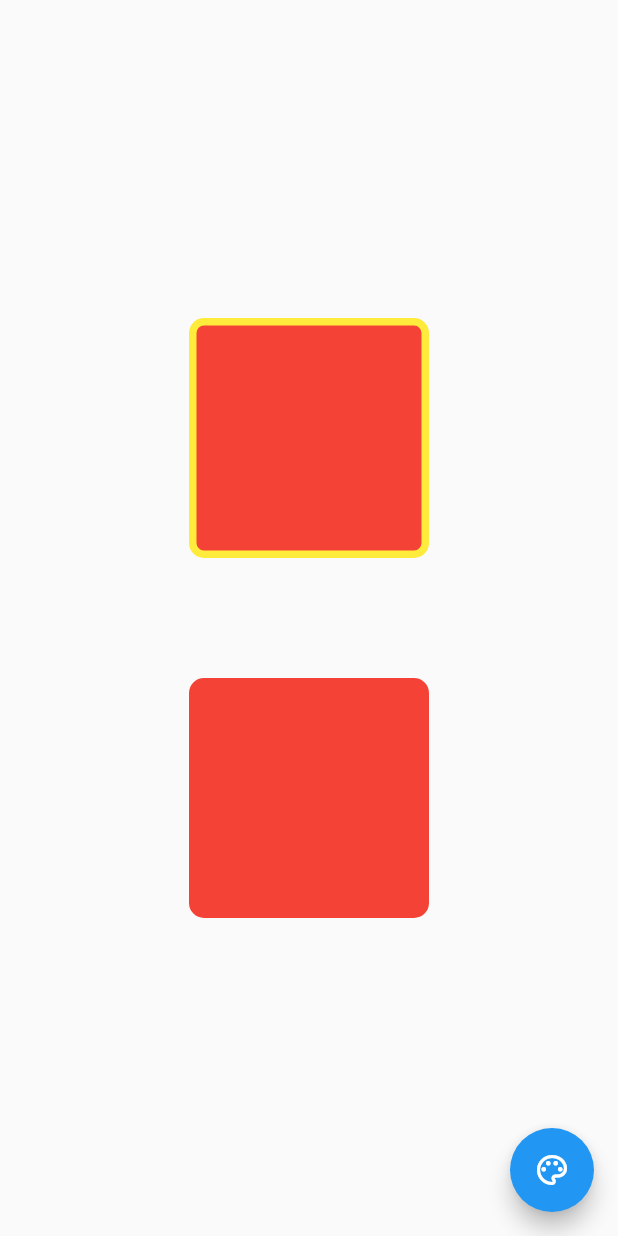
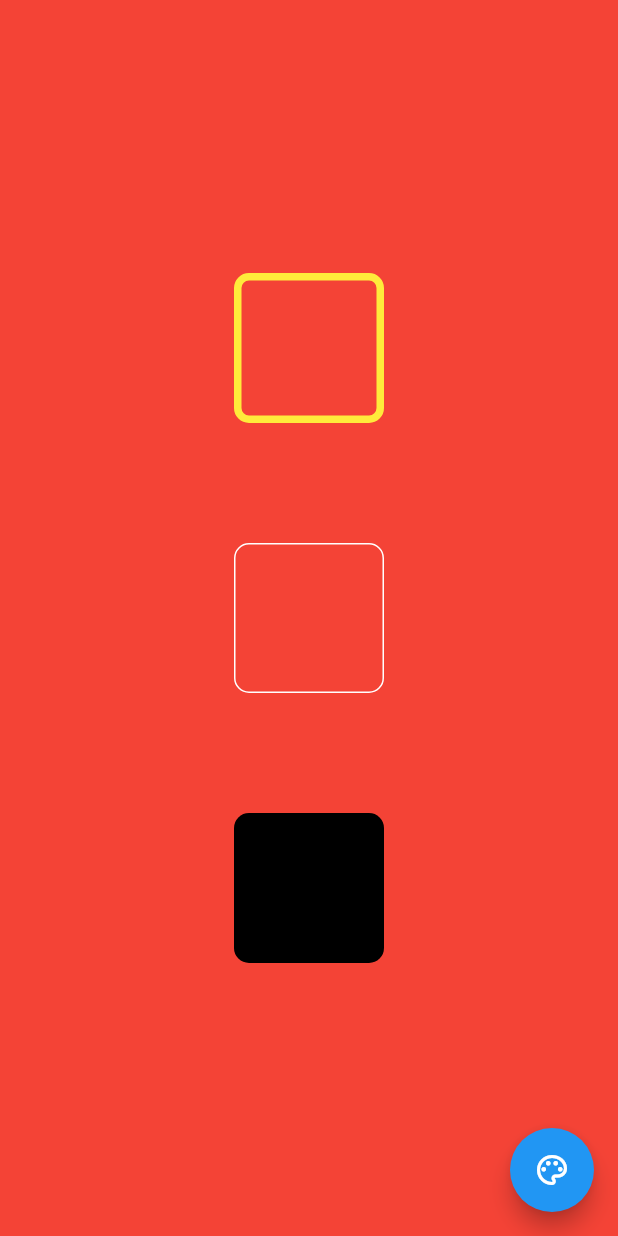
Before and after one commit to Nouuu/Flutter-ESGI-2022, a Flutter app: the ButtonScreen screen opened directly, on a phone screen of 412 x 824 dp. Run offline on Flutter 3.47's test engine with Material 2 defaults, Android fonts, the phone set to English and light mode, and no system bars.

Commit message:
feat(button): Clickable children container

```diff
--- a/1_first_app/lib/ui/button_screen/button_screen.dart
+++ b/1_first_app/lib/ui/button_screen/button_screen.dart
@@ -1,6 +1,8 @@
 import 'package:first_app/ui/button_screen/statefull_color_container.dart';
 import 'package:first_app/ui/button_screen/stateless_color_container.dart';
 import 'package:flutter/material.dart';
+
+import 'clickable_container.dart';
 
 const List<Color> colors = [
   Colors.red,
@@ -19,6 +21,7 @@ class ButtonScreen extends StatefulWidget {
 
 class _ButtonScreenState extends State<ButtonScreen> {
   int _statelessContainerColorIndex = 0;
+  int _backgroundColorIndex = 0;
 
   void _onFloatingActionButtonPressed() {
     setState(() {
@@ -27,9 +30,16 @@ class _ButtonScreenState extends State<ButtonScreen> {
     });
   }
 
+  void _onClickableContainerPressed() {
+    setState(() {
+      _backgroundColorIndex = (_backgroundColorIndex + 1) % colors.length;
+    });
+  }
+
   @override
   Widget build(BuildContext context) {
     return Scaffold(
+      backgroundColor: colors[_backgroundColorIndex],
       body: Center(
         child: Column(
           mainAxisAlignment: MainAxisAlignment.center,
@@ -38,6 +48,8 @@ class _ButtonScreenState extends State<ButtonScreen> {
             const SizedBox(height: 80),
             StatelessColorContainer(
                 color: colors[_statelessContainerColorIndex]),
+            const SizedBox(height: 80),
+            ClickableContainer(onPressed: _onClickableContainerPressed),
           ],
         ),
       ),
--- /dev/null
+++ b/1_first_app/lib/ui/button_screen/clickable_container.dart
@@ -0,0 +1,21 @@
+import 'package:flutter/material.dart';
+
+class ClickableContainer extends StatelessWidget {
+  final VoidCallback onPressed;
+
+  const ClickableContainer({Key? key, required this.onPressed})
+      : super(key: key);
+
+  @override
+  Widget build(BuildContext context) {
+    return GestureDetector(
+      onTap: onPressed,
+      child: Container(
+        width: 100.0,
+        height: 100.0,
+        decoration: BoxDecoration(
+            color: Colors.black, borderRadius: BorderRadius.circular(10)),
+      ),
+    );
+  }
+}
--- a/1_first_app/lib/ui/button_screen/statefull_color_container.dart
+++ b/1_first_app/lib/ui/button_screen/statefull_color_container.dart
@@ -25,8 +25,8 @@ class _StatefulColorContainerState extends State<StatefulColorContainer> {
     return GestureDetector(
       onTap: _onGestureTap,
       child: Container(
-        width: 160.0,
-        height: 160.0,
+        width: 100.0,
+        height: 100.0,
         decoration: BoxDecoration(
           color: colors[_colorIndex],
           border: Border.all(
--- a/1_first_app/lib/ui/button_screen/stateless_color_container.dart
+++ b/1_first_app/lib/ui/button_screen/stateless_color_container.dart
@@ -9,13 +9,13 @@ class StatelessColorContainer extends StatelessWidget {
   @override
   Widget build(BuildContext context) {
     return AnimatedContainer(
-      width: 160.0,
-      height: 160.0,
+      width: 100.0,
+      height: 100.0,
       decoration: BoxDecoration(
         color: color,
         border: Border.all(
-          color: color,
-          width: 5.0,
+          color: Colors.white,
+          width: 1,
         ),
         borderRadius: BorderRadius.circular(10),
       ),
```
